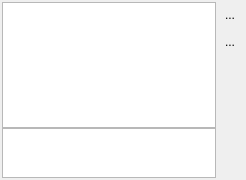
Above: src/plugins/editor/suggestionswindow.ui from victor-yacovlev/kumir2 before the change. Below: the same form after it.
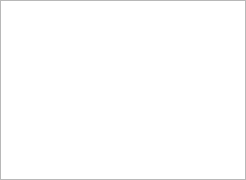
That is the form after the change. Icons and pictures are not drawn.

```diff
--- a/src/plugins/editor/suggestionswindow.ui
+++ b/src/plugins/editor/suggestionswindow.ui
@@ -21,95 +21,10 @@
     <number>0</number>
    </property>
    <property name="margin">
-    <number>2</number>
+    <number>0</number>
    </property>
    <item>
-    <layout class="QVBoxLayout" name="verticalLayout_2">
-     <property name="spacing">
-      <number>0</number>
-     </property>
-     <item>
-      <widget class="QListWidget" name="alist">
-       <property name="focusPolicy">
-        <enum>Qt::StrongFocus</enum>
-       </property>
-      </widget>
-     </item>
-     <item>
-      <widget class="QTextBrowser" name="descriptionView">
-       <property name="sizePolicy">
-        <sizepolicy hsizetype="Expanding" vsizetype="MinimumExpanding">
-         <horstretch>0</horstretch>
-         <verstretch>0</verstretch>
-        </sizepolicy>
-       </property>
-       <property name="minimumSize">
-        <size>
-         <width>0</width>
-         <height>50</height>
-        </size>
-       </property>
-       <property name="maximumSize">
-        <size>
-         <width>16777215</width>
-         <height>50</height>
-        </size>
-       </property>
-      </widget>
-     </item>
-    </layout>
-   </item>
-   <item>
-    <widget class="QWidget" name="widget" native="true">
-     <layout class="QVBoxLayout" name="verticalLayout">
-      <property name="margin">
-       <number>2</number>
-      </property>
-      <item>
-       <widget class="QToolButton" name="btnClose">
-        <property name="text">
-         <string>...</string>
-        </property>
-        <property name="icon">
-         <iconset theme="dialog-close">
-          <normaloff/>
-         </iconset>
-        </property>
-        <property name="autoRaise">
-         <bool>true</bool>
-        </property>
-       </widget>
-      </item>
-      <item>
-       <widget class="QToolButton" name="btnAccept">
-        <property name="text">
-         <string>...</string>
-        </property>
-        <property name="icon">
-         <iconset theme="dialog-ok">
-          <normaloff/>
-         </iconset>
-        </property>
-        <property name="autoRaise">
-         <bool>true</bool>
-        </property>
-       </widget>
-      </item>
-      <item>
-       <spacer name="verticalSpacer">
-        <property name="orientation">
-         <enum>Qt::Vertical</enum>
-        </property>
-        <property name="sizeHint" stdset="0">
-         <size>
-          <width>20</width>
-          <height>109</height>
-         </size>
-        </property>
-       </spacer>
-      </item>
-     </layout>
-    </widget>
+    <widget class="QListView" name="alist"/>
    </item>
   </layout>
  </widget>
```
Left out of the diff: 6 changed lines with no effect on the pictures.
